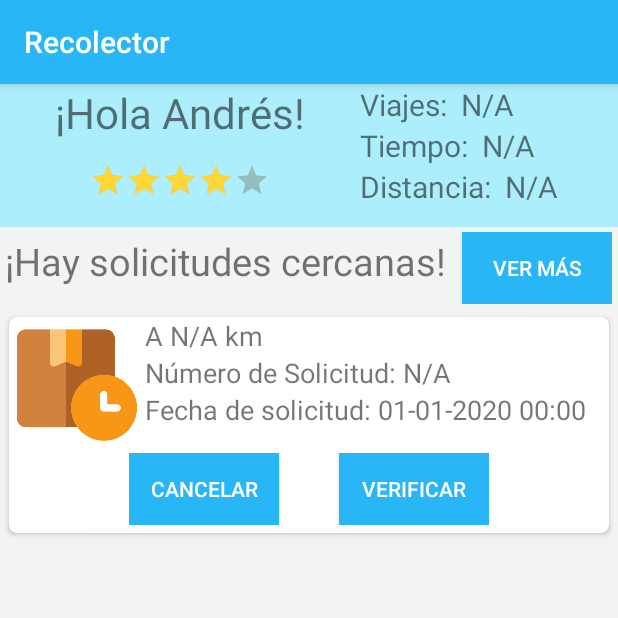
After one commit to equipo2ua/Recolector, an Android app: the Inicio screen opened directly, with no data from a screen before it, on a phone screen of 412 x 824 dp, the top half of it. The commit adds this screen. Run offline under Robolectric (Android 15) with nearby library versions, the phone set to English and light mode, and no system bars.

Commit message:
Inclusión de CardView a dependencias!

```diff
--- a/app/build.gradle
+++ b/app/build.gradle
@@ -28,7 +28,9 @@ dependencies {
 
     implementation 'androidx.appcompat:appcompat:1.1.0'
     implementation 'androidx.constraintlayout:constraintlayout:1.1.3'
+    implementation 'androidx.cardview:cardview:1.0.0'
     testImplementation 'junit:junit:4.12'
     androidTestImplementation 'androidx.test.ext:junit:1.1.1'
     androidTestImplementation 'androidx.test.espresso:espresso-core:3.2.0'
+
 }
--- a/app/src/main/AndroidManifest.xml
+++ b/app/src/main/AndroidManifest.xml
@@ -9,6 +9,7 @@
         android:roundIcon="@mipmap/ic_launcher_round"
         android:supportsRtl="true"
         android:theme="@style/AppTheme">
+        <activity android:name=".Inicio"></activity>
         <activity android:name=".MainActivity">
             <intent-filter>
                 <action android:name="android.intent.action.MAIN" />
@@ -20,7 +21,7 @@
         <activity android:name=".IniciarSesion" />
         <activity android:name=".RegistroRecolector" />
         <activity android:name=".ForgotPassword" />
-        <activity android:name=".ChangePassword"></activity>
+        <activity android:name=".ChangePassword" />
     </application>
 
 </manifest>
--- /dev/null
+++ b/app/src/main/java/com/example/recolector/Inicio.java
@@ -0,0 +1,14 @@
+package com.example.recolector;
+
+import androidx.appcompat.app.AppCompatActivity;
+
+import android.os.Bundle;
+
+public class Inicio extends AppCompatActivity {
+
+    @Override
+    protected void onCreate(Bundle savedInstanceState) {
+        super.onCreate(savedInstanceState);
+        setContentView(R.layout.activity_inicio);
+    }
+}
--- /dev/null
+++ b/app/src/main/res/layout/activity_inicio.xml
@@ -0,0 +1,193 @@
+<?xml version="1.0" encoding="utf-8"?>
+<androidx.constraintlayout.widget.ConstraintLayout
+    xmlns:android="http://schemas.android.com/apk/res/android"
+    xmlns:app="http://schemas.android.com/apk/res-auto"
+    xmlns:tools="http://schemas.android.com/tools"
+    android:layout_width="match_parent"
+    android:layout_height="match_parent"
+    tools:context=".Inicio">
+
+    <ScrollView
+        android:layout_width="match_parent"
+        android:layout_height="match_parent"
+        android:background="@color/primaryBackgroundColor"
+        android:orientation="vertical"
+        app:layout_constraintTop_toTopOf="parent"
+        tools:layout_editor_absoluteX="0dp">
+
+        <LinearLayout
+            android:layout_width="match_parent"
+            android:layout_height="wrap_content"
+            android:orientation="vertical"
+            >
+
+            <LinearLayout
+                android:layout_width="match_parent"
+                android:layout_height="wrap_content"
+                android:background="@color/primaryLight"
+                android:orientation="horizontal"
+                >
+
+                <LinearLayout
+                    android:layout_width="wrap_content"
+                    android:layout_height="match_parent"
+                    android:orientation="vertical"
+                    android:layout_gravity="center">
+
+                    <TextView
+                        android:id="@+id/hiUser"
+                        android:layout_width="wrap_content"
+                        android:layout_height="wrap_content"
+                        android:layout_gravity="center"
+                        android:text="¡Hola Andrés!"
+                        android:textSize="28dp" />
+
+                    <RatingBar
+                        android:id="@+id/ratingUser"
+                        android:layout_width="wrap_content"
+                        android:layout_height="wrap_content"
+                        android:layout_gravity="center"
+                        android:numStars="5"
+                        android:rating="4"
+                        android:scaleX="0.5"
+                        android:scaleY="0.5"
+                        android:theme="@style/RatingBar" />
+                </LinearLayout>
+
+                <LinearLayout
+                    android:layout_width="wrap_content"
+                    android:layout_height="match_parent"
+                    android:orientation="vertical"
+                    android:layout_gravity="center">
+
+                    <TextView
+                        android:id="@+id/travel"
+                        android:layout_width="wrap_content"
+                        android:layout_height="wrap_content"
+                        android:text="Viajes:  N/A"
+                        android:textSize="20dp" />
+
+                    <TextView
+                        android:id="@+id/timeTravel"
+                        android:layout_width="wrap_content"
+                        android:layout_height="wrap_content"
+                        android:text="Tiempo:  N/A"
+                        android:textSize="20dp" />
+
+                    <TextView
+                        android:id="@+id/distanceUser"
+                        android:layout_width="wrap_content"
+                        android:layout_height="wrap_content"
+                        android:text="Distancia:  N/A"
+                        android:textSize="20dp" />
+
+
+                </LinearLayout>
+            </LinearLayout>
+
+            <LinearLayout
+                android:layout_width="wrap_content"
+                android:layout_height="wrap_content"
+                android:layout_margin="3dp"
+                android:orientation="horizontal"
+                android:layout_gravity="center">
+
+                <TextView
+                    android:id="@+id/text2"
+                    android:layout_width="wrap_content"
+                    android:layout_height="wrap_content"
+                    android:text="¡Hay solicitudes cercanas!"
+                    android:textSize="25dp" />
+
+                <Button
+                    android:id="@+id/verificar"
+                    android:layout_width="100dp"
+                    android:layout_height="wrap_content"
+                    android:layout_marginLeft="10dp"
+                    android:background="@color/primaryColor"
+                    android:text="Ver más"
+                    android:textColor="@android:color/background_light" />
+
+            </LinearLayout>
+
+
+            <androidx.cardview.widget.CardView
+                android:id="@+id/card_view"
+                android:layout_width="400dp"
+                android:layout_height="wrap_content"
+                android:layout_gravity="center"
+                app:cardCornerRadius="5dp"
+                android:layout_margin="5dp">
+
+                <LinearLayout
+                    android:layout_width="match_parent"
+                    android:layout_height="wrap_content"
+                    android:orientation="vertical">
+                    <LinearLayout
+                        android:layout_width="wrap_content"
+                        android:layout_height="wrap_content"
+                        android:orientation="horizontal">
+                        <ImageView
+                            android:id="@+id/image"
+                            android:layout_width="80dp"
+                            android:layout_height="80dp"
+                            android:layout_margin="5dp"
+                            android:src="@drawable/shipment" />
+                        <LinearLayout
+                            android:layout_width="wrap_content"
+                            android:layout_height="wrap_content"
+                            android:orientation="vertical">
+                            <TextView
+                                android:id="@+id/distance"
+                                android:layout_width="match_parent"
+                                android:layout_height="match_parent"
+                                android:text="A N/A km"
+                                android:textSize="18dp"/>
+                            <TextView
+                                android:id="@+id/idSolicutud"
+                                android:layout_width="match_parent"
+                                android:layout_height="match_parent"
+                                android:text="Número de Solicitud: N/A"
+                                android:textSize="18dp"/>
+                            <TextView
+                                android:id="@+id/dateSolicitud"
+                                android:layout_width="match_parent"
+                                android:layout_height="match_parent"
+                                android:text="Fecha de solicitud: 01-01-2020 00:00"
+                                android:textSize="18dp"/>
+                        </LinearLayout>
+                    </LinearLayout>
+                    <LinearLayout
+                        android:layout_width="wrap_content"
+                        android:layout_height="wrap_content"
+                        android:gravity="center_horizontal"
+                        android:orientation="horizontal"
+                        android:layout_gravity="center"
+                        android:paddingBottom="5dp"
+                        >
+
+                        <Button
+                            android:id="@+id/cancelarSolicitud"
+                            android:layout_width="100dp"
+                            android:layout_height="wrap_content"
+                            android:layout_marginRight="20dp"
+                            android:background="@color/primaryColor"
+                            android:text="Cancelar"
+                            android:textColor="@android:color/background_light" />
+
+                        <Button
+                            android:id="@+id/iniciarSolicitud"
+                            android:layout_width="100dp"
+                            android:layout_height="wrap_content"
+                            android:layout_marginLeft="20dp"
+                            android:background="@color/primaryColor"
+                            android:text="Verificar"
+                            android:textColor="@android:color/background_light" />
+                    </LinearLayout>
+                </LinearLayout>
+            </androidx.cardview.widget.CardView>
+        </LinearLayout>
+    </ScrollView>
+
+
+</androidx.constraintlayout.widget.ConstraintLayout>
--- a/app/src/main/res/values/colors.xml
+++ b/app/src/main/res/values/colors.xml
@@ -1,6 +1,7 @@
 <?xml version="1.0" encoding="utf-8"?>
 <resources>
     <color name="primaryColor">#29b6f6</color>
+    <color name="primaryLight">#ACEEFB</color>
     <color name="primaryLightColor">#73e8ff</color>
     <color name="primaryDarkColor">#0086c3</color>
     <color name="primaryBackgroundColor">#F2F3F3</color>
```
Also changed, not shown: app/src/main/res/drawable-v24/shipment.png (added).
